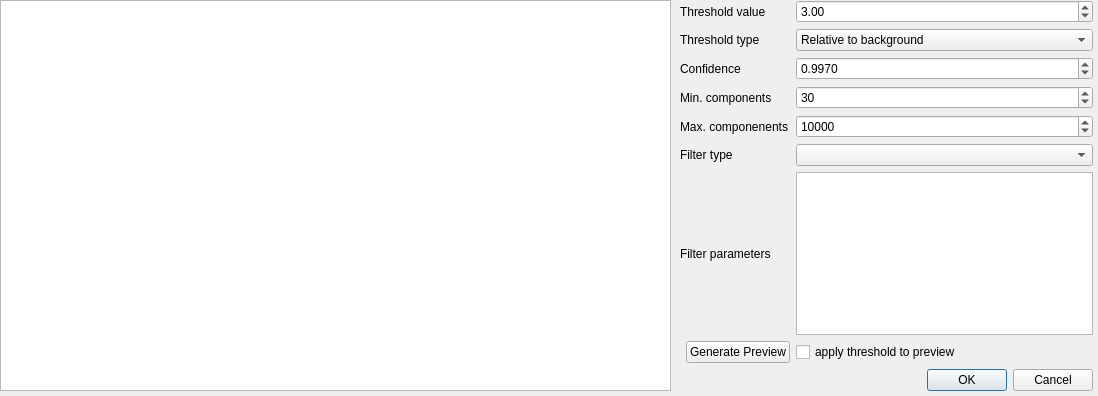
Old version of the form apps/nsxqt/ui/ConvolveDialog.ui in the repository k61n/openhkl.
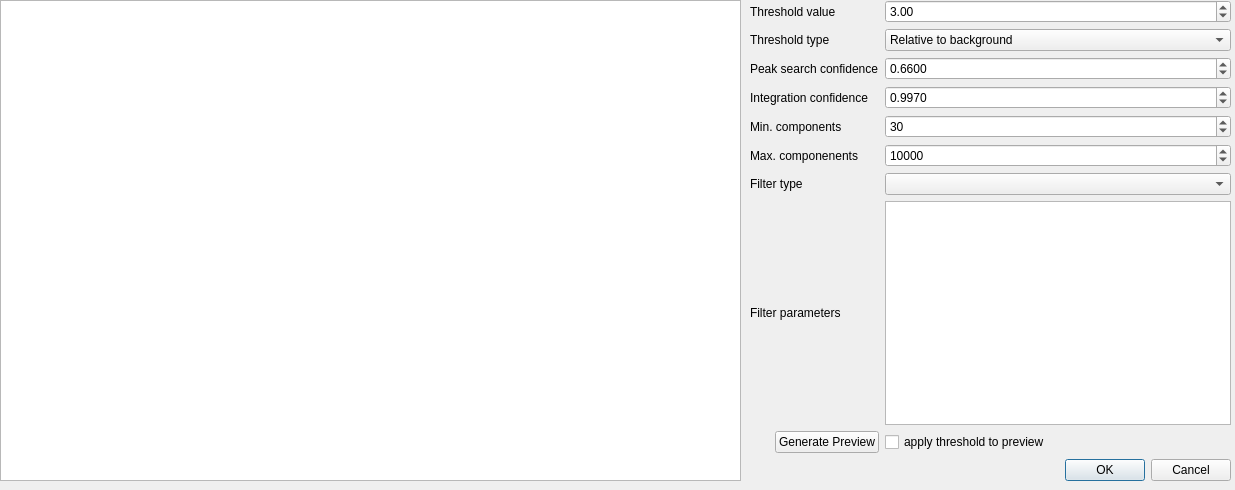
New version of the form.

Commit message: decouple integration confidence from blob confidence

What changed in the file:
```diff
--- a/apps/nsxqt/ui/ConvolveDialog.ui
+++ b/apps/nsxqt/ui/ConvolveDialog.ui
@@ -6,8 +6,8 @@
    <rect>
     <x>0</x>
     <y>0</y>
-    <width>1098</width>
-    <height>396</height>
+    <width>1235</width>
+    <height>490</height>
    </rect>
   </property>
   <property name="windowTitle">
@@ -21,29 +21,22 @@
     <rect>
      <x>0</x>
      <y>0</y>
-     <width>671</width>
-     <height>391</height>
+     <width>741</width>
+     <height>481</height>
     </rect>
    </property>
   </widget>
   <widget class="QWidget" name="layoutWidget">
    <property name="geometry">
     <rect>
-     <x>680</x>
+     <x>750</x>
      <y>0</y>
-     <width>413</width>
-     <height>391</height>
+     <width>481</width>
+     <height>481</height>
     </rect>
    </property>
    <layout class="QGridLayout" name="gridLayout">
-    <item row="4" column="0" colspan="2">
-     <widget class="QLabel" name="maxCompLabel">
-      <property name="text">
-       <string>Max. componenents</string>
-      </property>
-     </widget>
-    </item>
-    <item row="4" column="3">
+    <item row="6" column="3">
      <widget class="QSpinBox" name="maxCompBox">
       <property name="maximum">
        <number>2000000000</number>
@@ -53,47 +46,6 @@
       </property>
      </widget>
     </item>
-    <item row="5" column="3">
-     <widget class="QComboBox" name="filterComboBox">
-      <property name="insertPolicy">
-       <enum>QComboBox::InsertAlphabetically</enum>
-      </property>
-     </widget>
-    </item>
-    <item row="3" column="0" colspan="2">
-     <widget class="QLabel" name="minCompLabel">
-      <property name="text">
-       <string>Min. components</string>
-      </property>
-     </widget>
-    </item>
-    <item row="2" column="0" colspan="2">
-     <widget class="QLabel" name="confidenceLabel">
-      <property name="text">
-       <string>Confidence</string>
-      </property>
-     </widget>
-    </item>
-    <item row="0" column="3">
-     <widget class="QDoubleSpinBox" name="thresholdSpinBox">
-      <property name="maximum">
-       <double>1000000.000000000000000</double>
-      </property>
-      <property name="singleStep">
-       <double>0.100000000000000</double>
-      </property>
-      <property name="value">
-       <double>3.000000000000000</double>
-      </property>
-     </widget>
-    </item>
-    <item row="0" column="0" colspan="2">
-     <widget class="QLabel" name="thresholdLabel">
-      <property name="text">
-       <string>Threshold value</string>
-      </property>
-     </widget>
-    </item>
     <item row="1" column="0" colspan="2">
      <widget class="QLabel" name="label_2">
       <property name="text">
@@ -101,10 +53,26 @@
       </property>
      </widget>
     </item>
-    <item row="5" column="0" colspan="2">
-     <widget class="QLabel" name="filterLabel">
+    <item row="6" column="0" colspan="2">
+     <widget class="QLabel" name="maxCompLabel">
       <property name="text">
-       <string>Filter type</string>
+       <string>Max. componenents</string>
+      </property>
+     </widget>
+    </item>
+    <item row="4" column="3">
+     <widget class="QDoubleSpinBox" name="integrationConfidenceSpinBox">
+      <property name="decimals">
+       <number>4</number>
+      </property>
+      <property name="maximum">
+       <double>1.000000000000000</double>
+      </property>
+      <property name="singleStep">
+       <double>0.001000000000000</double>
+      </property>
+      <property name="value">
+       <double>0.997000000000000</double>
       </property>
      </widget>
     </item>
@@ -122,57 +90,59 @@
       </item>
      </widget>
     </item>
-    <item row="2" column="3">
-     <widget class="QDoubleSpinBox" name="confidenceSpinBox">
-      <property name="decimals">
-       <number>4</number>
-      </property>
-      <property name="maximum">
-       <double>1.000000000000000</double>
-      </property>
-      <property name="singleStep">
-       <double>0.001000000000000</double>
-      </property>
-      <property name="value">
-       <double>0.997000000000000</double>
-      </property>
-     </widget>
-    </item>
-    <item row="3" column="3">
-     <widget class="QSpinBox" name="minCompBox">
-      <property name="maximum">
-       <number>2000000000</number>
-      </property>
-      <property name="value">
-       <number>30</number>
-      </property>
-     </widget>
-    </item>
-    <item row="6" column="3">
-     <widget class="QTreeView" name="treeView"/>
-    </item>
-    <item row="6" column="0" colspan="2">
+    <item row="8" column="0" colspan="2">
      <widget class="QLabel" name="label">
       <property name="text">
        <string>Filter parameters</string>
       </property>
      </widget>
     </item>
-    <item row="9" column="1">
+    <item row="5" column="0" colspan="2">
+     <widget class="QLabel" name="minCompLabel">
+      <property name="text">
+       <string>Min. components</string>
+      </property>
+     </widget>
+    </item>
+    <item row="4" column="0" colspan="2">
+     <widget class="QLabel" name="confidenceLabel">
+      <property name="text">
+       <string>Integration confidence</string>
+      </property>
+     </widget>
+    </item>
+    <item row="7" column="0" colspan="2">
+     <widget class="QLabel" name="filterLabel">
+      <property name="text">
+       <string>Filter type</string>
+      </property>
+     </widget>
+    </item>
+    <item row="0" column="0" colspan="2">
+     <widget class="QLabel" name="thresholdLabel">
+      <property name="text">
+       <string>Threshold value</string>
+      </property>
+     </widget>
+    </item>
+    <item row="5" column="3">
+     <widget class="QSpinBox" name="minCompBox">
+      <property name="maximum">
+       <number>2000000000</number>
+      </property>
+      <property name="value">
+       <number>30</number>
+      </property>
+     </widget>
+    </item>
+    <item row="11" column="1">
      <widget class="QPushButton" name="previewButton">
       <property name="text">
        <string>Generate Preview</string>
       </property>
      </widget>
     </item>
-    <item row="9" column="3">
-     <widget class="QCheckBox" name="thresholdCheckBox">
-      <property name="text">
-       <string>apply threshold to preview</string>
-      </property>
-     </widget>
-    </item>
-    <item row="10" column="3">
+    <item row="12" column="3">
      <widget class="QDialogButtonBox" name="buttonBox">
       <property name="orientation">
        <enum>Qt::Horizontal</enum>
@@ -182,6 +152,59 @@
       </property>
      </widget>
     </item>
+    <item row="11" column="3">
+     <widget class="QCheckBox" name="thresholdCheckBox">
+      <property name="text">
+       <string>apply threshold to preview</string>
+      </property>
+     </widget>
+    </item>
+    <item row="0" column="3">
+     <widget class="QDoubleSpinBox" name="thresholdSpinBox">
+      <property name="maximum">
+       <double>1000000.000000000000000</double>
+      </property>
+      <property name="singleStep">
+       <double>0.100000000000000</double>
+      </property>
+      <property name="value">
+       <double>3.000000000000000</double>
+      </property>
+     </widget>
+    </item>
+    <item row="8" column="3">
+     <widget class="QTreeView" name="treeView"/>
+    </item>
+    <item row="7" column="3">
+     <widget class="QComboBox" name="filterComboBox">
+      <property name="insertPolicy">
+       <enum>QComboBox::InsertAlphabetically</enum>
+      </property>
+     </widget>
+    </item>
+    <item row="3" column="3">
+     <widget class="QDoubleSpinBox" name="blobConfidenceSpinBox">
+      <property name="decimals">
+       <number>4</number>
+      </property>
+      <property name="maximum">
+       <double>1.000000000000000</double>
+      </property>
+      <property name="singleStep">
+       <double>0.001000000000000</double>
+      </property>
+      <property name="value">
+       <double>0.660000000000000</double>
+      </property>
+     </widget>
+    </item>
+    <item row="3" column="0" colspan="2">
+     <widget class="QLabel" name="confidenceLabel_2">
+      <property name="text">
+       <string>Peak search confidence</string>
+      </property>
+     </widget>
+    </item>
    </layout>
   </widget>
  </widget>
```
The commit also changes 8 other files.
